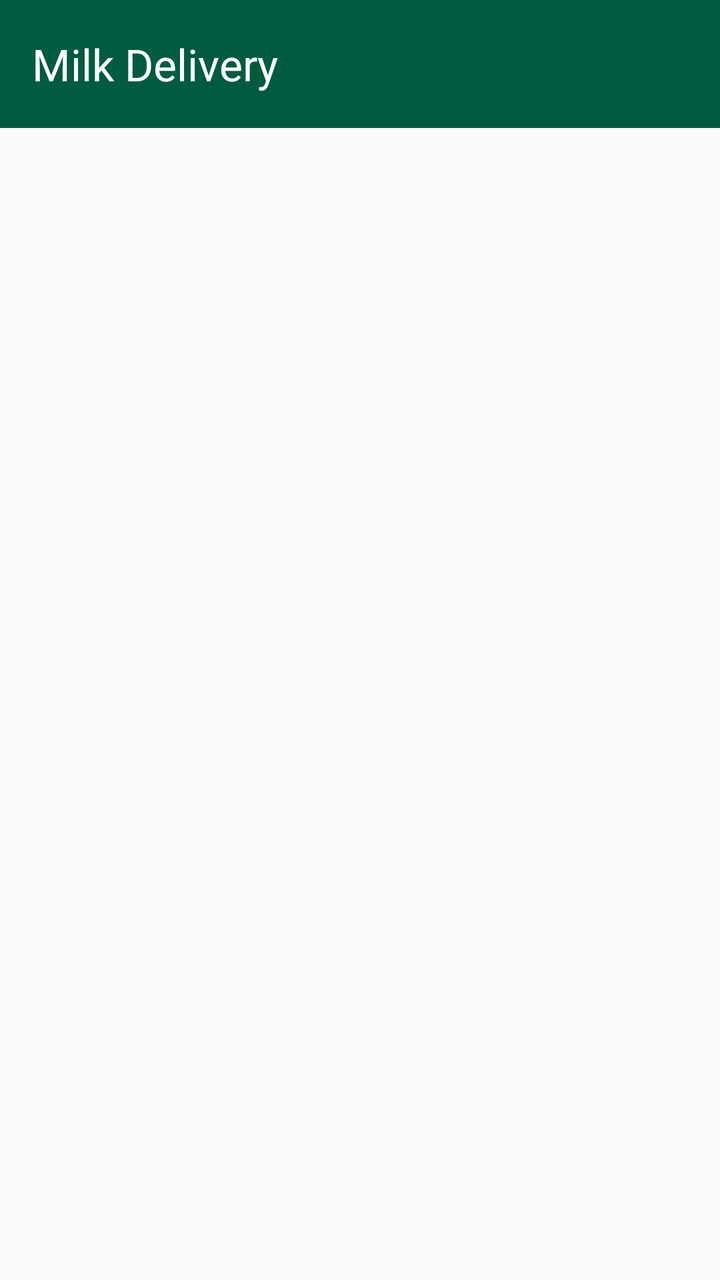
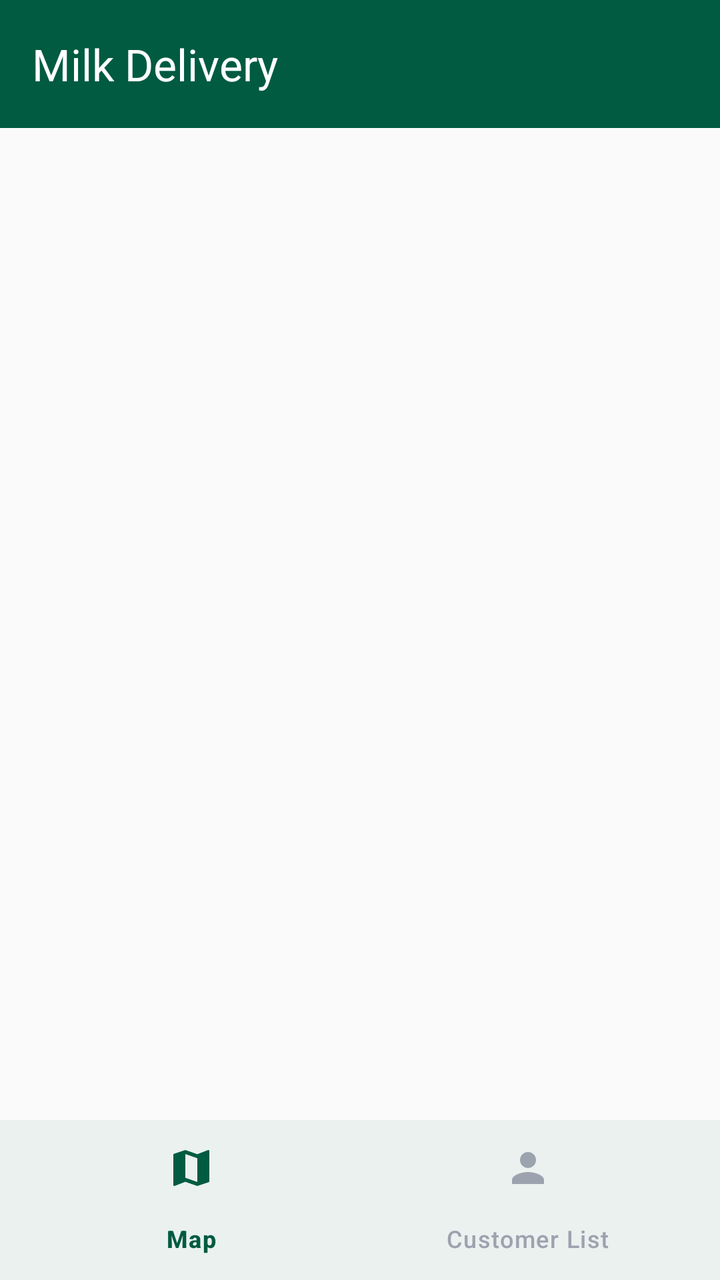

Screens rendered from an Android XML layout before and after an edit, with the pre-edit source and the edit as a unified diff.
<!-- AndroidManifest.xml: activity theme Theme.MilkDelivery -->
<!-- res/layout/activity_main.xml -->
<?xml version="1.0" encoding="utf-8"?>
<androidx.drawerlayout.widget.DrawerLayout xmlns:android="http://schemas.android.com/apk/res/android"
    xmlns:app="http://schemas.android.com/apk/res-auto"
    xmlns:tools="http://schemas.android.com/tools"
    android:id="@+id/drawer_layout"
    android:layout_width="match_parent"
    android:layout_height="match_parent"
    android:fitsSystemWindows="true"
    tools:context=".activities.MainActivity">

    
    <LinearLayout
        android:layout_width="match_parent"
        android:layout_height="match_parent"
        android:orientation="vertical">

        
        <com.google.android.material.appbar.MaterialToolbar
            android:id="@+id/toolbar"
            android:layout_width="match_parent"
            android:layout_height="?attr/actionBarSize"
            android:background="@color/primary"
            app:titleTextColor="@color/white"
            app:title="Milk Delivery"
            app:subtitleTextColor="@color/white"
            android:theme="@style/ThemeOverlay.Material3.Dark.ActionBar"
            app:popupTheme="@style/Theme.MilkDelivery" />

        
        <FrameLayout
            android:id="@+id/fragment_container"
            android:layout_width="match_parent"
            android:layout_height="match_parent"
            android:background="@color/background" />

    </LinearLayout>

    
    <com.google.android.material.navigation.NavigationView
        android:id="@+id/nav_view"
        android:layout_width="wrap_content"
        android:layout_height="match_parent"
        android:layout_gravity="start"
        android:fitsSystemWindows="true"
        app:headerLayout="@layout/nav_header"
        app:menu="@menu/drawer_menu"
        app:itemTextColor="@color/on_surface"
        app:itemBackground="@drawable/drawer_item_selector" />

</androidx.drawerlayout.widget.DrawerLayout>
<!-- res/layout/nav_header.xml (included above) -->
<?xml version="1.0" encoding="utf-8"?>
<LinearLayout xmlns:android="http://schemas.android.com/apk/res/android"
    android:layout_width="match_parent"
    android:layout_height="wrap_content"
    android:background="@color/primary"
    android:orientation="vertical"
    android:paddingTop="40dp"
    android:paddingBottom="20dp"
    android:paddingStart="20dp"
    android:paddingEnd="20dp">

    
    <FrameLayout
        android:layout_width="72dp"
        android:layout_height="72dp"
        android:layout_gravity="start">

        <ImageView
            android:id="@+id/imgProfile"
            android:layout_width="72dp"
            android:layout_height="72dp"
            android:background="@drawable/circle_background"
            android:scaleType="centerCrop"
            android:src="@drawable/ic_user"
            android:elevation="4dp" />

        
        <ImageView
            android:id="@+id/imgCamera"
            android:layout_width="24dp"
            android:layout_height="24dp"
            android:layout_gravity="bottom|end"
            android:layout_margin="2dp"
            android:background="@drawable/circle_background"
            android:padding="4dp"
            android:src="@drawable/ic_camera"
            android:clickable="true"
            android:focusable="true" />

    </FrameLayout>

    
    <LinearLayout
        android:layout_width="match_parent"
        android:layout_height="wrap_content"
        android:layout_marginTop="12dp"
        android:orientation="vertical">

        <TextView
            android:id="@+id/txtHeaderName"
            android:layout_width="match_parent"
            android:layout_height="wrap_content"
            android:text="Owner Name"
            android:textColor="@android:color/white"
            android:textSize="18sp"
            android:textStyle="bold"
            android:maxLines="1"
            android:ellipsize="end" />

        <TextView
            android:id="@+id/txtHeaderBusiness"
            android:layout_width="match_parent"
            android:layout_height="wrap_content"
            android:layout_marginTop="3dp"
            android:text="Business Name"
            android:textColor="#E0E0E0"
            android:textSize="14sp"
            android:maxLines="1"
            android:ellipsize="end" />

        <TextView
            android:id="@+id/txtHeaderRole"
            android:layout_width="wrap_content"
            android:layout_height="wrap_content"
            android:layout_marginTop="6dp"
            android:paddingStart="14dp"
            android:paddingEnd="14dp"
            android:paddingTop="4dp"
            android:paddingBottom="4dp"
            android:text="Owner"
            android:textColor="#BBDEFB"
            android:textSize="12sp"
            android:textStyle="bold" />

    </LinearLayout>

</LinearLayout>
<!-- resources referenced by this layout -->
<resources>
  <color name="background">#FAFAFA</color>
  <color name="on_surface">#212121</color>
  <color name="primary">#005B41</color>
  <color name="white">#FFFFFF</color>
  <!-- drawable circle_background (drawable) -->
  <?xml version="1.0" encoding="utf-8"?>
  <shape xmlns:android="http://schemas.android.com/apk/res/android"
      android:shape="oval">
      <solid android:color="#E0F2F1"/>
  </shape>
  <!-- drawable drawer_item_selector (drawable) -->
  <?xml version="1.0" encoding="utf-8"?>
  <selector xmlns:android="http://schemas.android.com/apk/res/android">
      <item android:state_checked="true">
          <shape android:shape="rectangle">
              <solid android:color="#E0F2F1"/>
              <corners android:radius="8dp"/>
          </shape>
      </item>
      <item>
          <shape android:shape="rectangle">
              <solid android:color="@android:color/transparent"/>
              <corners android:radius="8dp"/>
          </shape>
      </item>
  </selector>
  <!-- drawable ic_camera (drawable) -->
  <vector xmlns:android="http://schemas.android.com/apk/res/android" android:height="24dp" android:tint="#000000" android:viewportHeight="960" android:viewportWidth="960" android:width="24dp">
        
      <path android:fillColor="@android:color/white" android:pathData="M440,520L440,520L440,520L440,520L440,520L440,520Q440,520 440,520Q440,520 440,520L440,520Q440,520 440,520Q440,520 440,520L440,520Q440,520 440,520Q440,520 440,520L440,520L440,520ZM120,840Q87,840 63.5,816.5Q40,793 40,760L40,280Q40,247 63.5,223.5Q87,200 120,200L246,200L320,120L560,120L560,200L355,200L282,280L120,280Q120,280 120,280Q120,280 120,280L120,760Q120,760 120,760Q120,760 120,760L760,760Q760,760 760,760Q760,760 760,760L760,400L840,400L840,760Q840,793 816.5,816.5Q793,840 760,840L120,840ZM760,280L760,200L680,200L680,120L760,120L760,40L840,40L840,120L920,120L920,200L840,200L840,280L760,280ZM440,700Q515,700 567.5,647.5Q620,595 620,520Q620,445 567.5,392.5Q515,340 440,340Q365,340 312.5,392.5Q260,445 260,520Q260,595 312.5,647.5Q365,700 440,700ZM440,620Q398,620 369,591Q340,562 340,520Q340,478 369,449Q398,420 440,420Q482,420 511,449Q540,478 540,520Q540,562 511,591Q482,620 440,620Z"/>
      
  </vector>
  <!-- drawable ic_user (drawable) -->
  <vector xmlns:android="http://schemas.android.com/apk/res/android"
      android:width="24dp"
      android:height="24dp"
      android:viewportWidth="24"
      android:viewportHeight="24">
    <path
        android:fillColor="#FF555555"
        android:pathData="M12,12c2.21,0 4,-1.79 4,-4s-1.79,-4 -4,-4s-4,1.79 -4,4S9.79,12 12,12z M12,14c-2.67,0 -8,1.34 -8,4v2h16v-2C20,15.34 14.67,14 12,14z"/>
  </vector>
  <style name="Theme.MilkDelivery" parent="Theme.Material3.DayNight.NoActionBar">
          
          <item name="colorPrimary">@color/primary</item>
          <item name="colorPrimaryDark">@color/primary_dark</item>
          <item name="colorSecondary">@color/secondary</item>
          <item name="android:statusBarColor">@color/primary</item>
          <item name="android:windowLightStatusBar">false</item>
          
          
          <item name="colorSurface">@color/surface</item>
          <item name="colorOnSurface">@color/on_surface</item>
          <item name="android:windowBackground">@color/background</item>
          <item name="colorSurfaceVariant">@color/surface_variant</item>
          <item name="colorOnSurfaceVariant">@color/on_surface_variant</item>
          
          
          <item name="materialCardViewStyle">@style/Widget.Material3.CardView.Elevated</item>
      </style>
  <color name="primary_dark">#00402E</color>
  <color name="secondary">#03DAC6</color>
  <color name="surface">#FFFFFF</color>
  <color name="surface_variant">#F4F4F4</color>
  <color name="on_surface_variant">#555555</color>
</resources>

<!-- the commit's change to res/layout/activity_main.xml (unified diff, before → after) -->
@@ -30,8 +30,19 @@
         <FrameLayout
             android:id="@+id/fragment_container"
             android:layout_width="match_parent"
-            android:layout_height="match_parent"
+            android:layout_height="0dp"
+            android:layout_weight="1"
             android:background="@color/background" />
+
+        
+        <com.google.android.material.bottomnavigation.BottomNavigationView
+            android:id="@+id/bottom_navigation"
+            android:layout_width="match_parent"
+            android:layout_height="wrap_content"
+            android:background="@color/white"
+            app:menu="@menu/bottom_nav_menu"
+            app:itemIconTint="@color/bottom_nav_color"
+            app:itemTextColor="@color/bottom_nav_color" />
 
     </LinearLayout>
 
